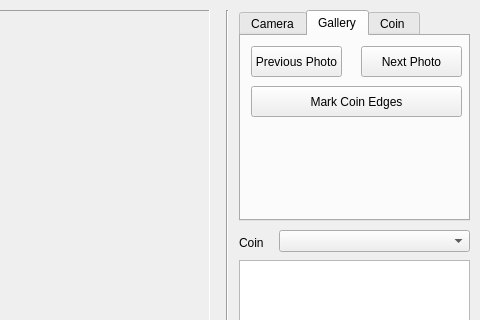
First picture: the form in core/ui/pyqt6_designer/d_ImageCollector.ui, repository LazyPhilosopher/CNN-Coin-Recognizer, before the edit; both pictures show x 181 to 661 and y 0 to 320 of the 661 by 401 pixel window.
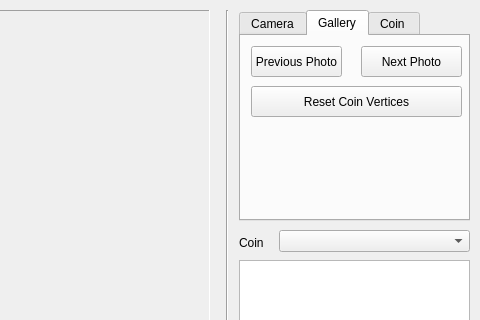
Second picture: the form after the edit. The open tabs and pages were chosen to show the change.

Commit message: worked on markings. Now they are editable, shown in GUI and saved after change into catalog.json. These data should be later used to mark coin edges (manually/automatically) and later crop area of interest from photo.

Diff of the .ui file:
```diff
--- a/core/ui/pyqt6_designer/d_ImageCollector.ui
+++ b/core/ui/pyqt6_designer/d_ImageCollector.ui
@@ -214,7 +214,7 @@
       </rect>
      </property>
      <property name="text">
-      <string>Mark Coin Edges</string>
+      <string>Reset Coin Vertices</string>
      </property>
     </widget>
     <widget class="QPushButton" name="next_gallery_photo_button">
```
Left out of the diff: 2 changed lines with no effect on the pictures. The commit also changes 14 other files.
